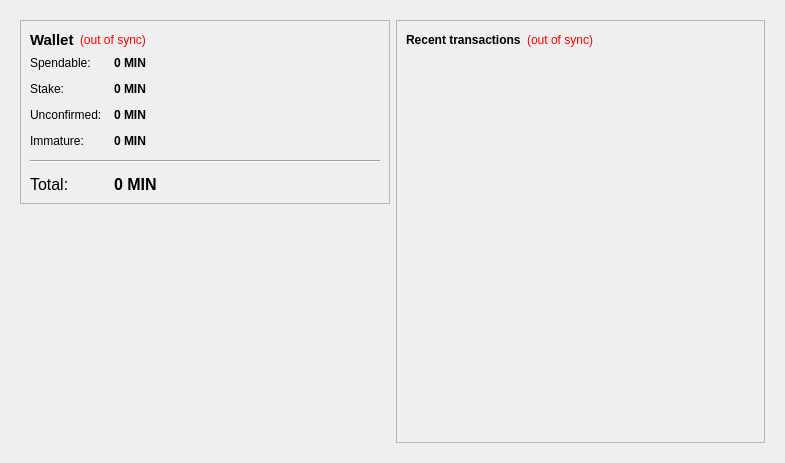
Qt form src/qt/forms/overviewpage.ui (sarcoin/SARCoin) before a commit.
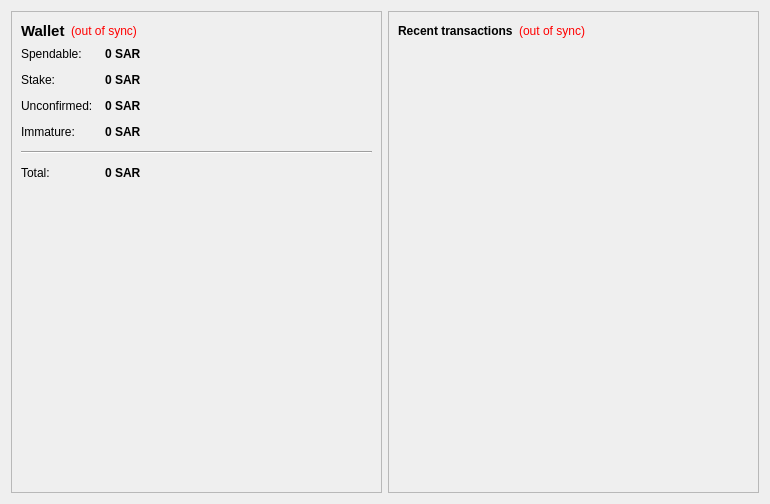
The same form after that commit. Icons and pictures are not drawn.

What changed in the file:
```diff
--- a/src/qt/forms/overviewpage.ui
+++ b/src/qt/forms/overviewpage.ui
@@ -6,20 +6,14 @@
    <rect>
     <x>0</x>
     <y>0</y>
-    <width>785</width>
-    <height>463</height>
+    <width>770</width>
+    <height>504</height>
    </rect>
   </property>
   <property name="windowTitle">
    <string>Form</string>
   </property>
-  <layout class="QHBoxLayout" name="horizontalLayout" stretch="0">
-   <item>
-    <widget class="QFrame" name="frameMain">
-     <property name="frameShape">
-      <enum>QFrame::NoFrame</enum>
-     </property>
-     <layout class="QHBoxLayout" name="horizontalLayout_3">
+  <layout class="QHBoxLayout" name="horizontalLayout" stretch="1,1">
       <item>
        <layout class="QVBoxLayout" name="verticalLayout_2">
         <item>
@@ -50,7 +44,7 @@
              <item>
               <widget class="QLabel" name="labelWalletStatus">
                <property name="toolTip">
-                <string>The displayed information may be out of date. Your wallet automatically synchronizes with the SARCoin network after a connection is established, but this process has not completed yet.</string>
+             <string>The displayed information may be out of date. Your wallet automatically synchronizes with the sarcoin network after a connection is established, but this process has not completed yet.</string>
                </property>
                <property name="styleSheet">
                 <string notr="true">QLabel { color: red; }</string>
@@ -111,7 +105,7 @@
                 <string>Your current spendable balance</string>
                </property>
                <property name="text">
-                <string notr="true">0 MIN</string>
+             <string notr="true">0 SAR</string>
                </property>
                <property name="textInteractionFlags">
                 <set>Qt::LinksAccessibleByMouse|Qt::TextSelectableByKeyboard|Qt::TextSelectableByMouse</set>
@@ -140,7 +134,7 @@
                 <string>Total of coins that was staked, and do not yet count toward the current balance</string>
                </property>
                <property name="text">
-                <string notr="true">0 MIN</string>
+             <string notr="true">0 SAR</string>
                </property>
                <property name="textInteractionFlags">
                 <set>Qt::LinksAccessibleByMouse|Qt::TextSelectableByKeyboard|Qt::TextSelectableByMouse</set>
@@ -169,7 +163,7 @@
                 <string>Total of transactions that have yet to be confirmed, and do not yet count toward the current balance</string>
                </property>
                <property name="text">
-                <string notr="true">0 MIN</string>
+             <string notr="true">0 SAR</string>
                </property>
                <property name="textInteractionFlags">
                 <set>Qt::LinksAccessibleByMouse|Qt::TextSelectableByKeyboard|Qt::TextSelectableByMouse</set>
@@ -195,7 +189,7 @@
                 <string>Mined balance that has not yet matured</string>
                </property>
                <property name="text">
-                <string notr="true">0 MIN</string>
+             <string notr="true">0 SAR</string>
                </property>
                <property name="textInteractionFlags">
                 <set>Qt::LinksAccessibleByMouse|Qt::TextSelectableByKeyboard|Qt::TextSelectableByMouse</set>
@@ -211,11 +205,6 @@
              </item>
              <item row="5" column="0">
               <widget class="QLabel" name="labelTotalText">
-               <property name="font">
-                <font>
-                 <pointsize>12</pointsize>
-                </font>
-               </property>
                <property name="text">
                 <string>Total:</string>
                </property>
@@ -225,7 +214,6 @@
               <widget class="QLabel" name="labelTotal">
                <property name="font">
                 <font>
-                 <pointsize>12</pointsize>
                  <weight>75</weight>
                  <bold>true</bold>
                 </font>
@@ -237,7 +225,7 @@
                 <string>Your current total balance</string>
                </property>
                <property name="text">
-                <string notr="true">0 MIN</string>
+             <string notr="true">0 SAR</string>
                </property>
                <property name="textInteractionFlags">
                 <set>Qt::LinksAccessibleByMouse|Qt::TextSelectableByKeyboard|Qt::TextSelectableByMouse</set>
@@ -245,9 +233,6 @@
               </widget>
              </item>
             </layout>
-           </item>
-          </layout>
-         </widget>
         </item>
         <item>
          <spacer name="verticalSpacer">
@@ -257,19 +242,38 @@
           <property name="sizeHint" stdset="0">
            <size>
             <width>20</width>
-            <height>40</height>
+            <height>20</height>
            </size>
           </property>
          </spacer>
         </item>
         <item>
          <widget class="QLabel" name="label_2">
+          <property name="minimumSize">
+           <size>
+            <width>300</width>
+            <height>177</height>
+           </size>
+          </property>
           <property name="text">
-           <string/>
+           <string>&lt;html&gt;&lt;head/&gt;&lt;body&gt;&lt;p align=&quot;center&quot;&gt;&lt;a href=&quot;https://sarcoinit.com&quot;&gt;&lt;span style=&quot; text-decoration: underline; color:#0000ff;&quot;&gt;&lt;img src=&quot;:/images/wallet&quot;/&gt;&lt;/span&gt;&lt;/a&gt;&lt;/p&gt;&lt;/body&gt;&lt;/html&gt;</string>
           </property>
-          <property name="pixmap">
-           <pixmap resource="../bitcoin.qrc">:/images/wallet</pixmap>
+         </widget>
+        </item>
+        <item>
+         <spacer name="verticalSpacer_3">
+          <property name="orientation">
+           <enum>Qt::Vertical</enum>
           </property>
+          <property name="sizeHint" stdset="0">
+           <size>
+            <width>20</width>
+            <height>10</height>
+           </size>
+          </property>
+         </spacer>
+        </item>
+       </layout>
          </widget>
         </item>
        </layout>
@@ -297,7 +301,7 @@
              <item>
               <widget class="QLabel" name="labelTransactionsStatus">
                <property name="toolTip">
-                <string>The displayed information may be out of date. Your wallet automatically synchronizes with the SARCoin network after a connection is established, but this process has not completed yet.</string>
+             <string>The displayed information may be out of date. Your wallet automatically synchronizes with the sarcoin network after a connection is established, but this process has not completed yet.</string>
                </property>
                <property name="styleSheet">
                 <string notr="true">QLabel { color: red; }</string>
@@ -348,9 +352,6 @@
          </widget>
         </item>
        </layout>
-      </item>
-     </layout>
-    </widget>
    </item>
   </layout>
  </widget>
```
Lines whose indentation alone changed are shown as unchanged.
